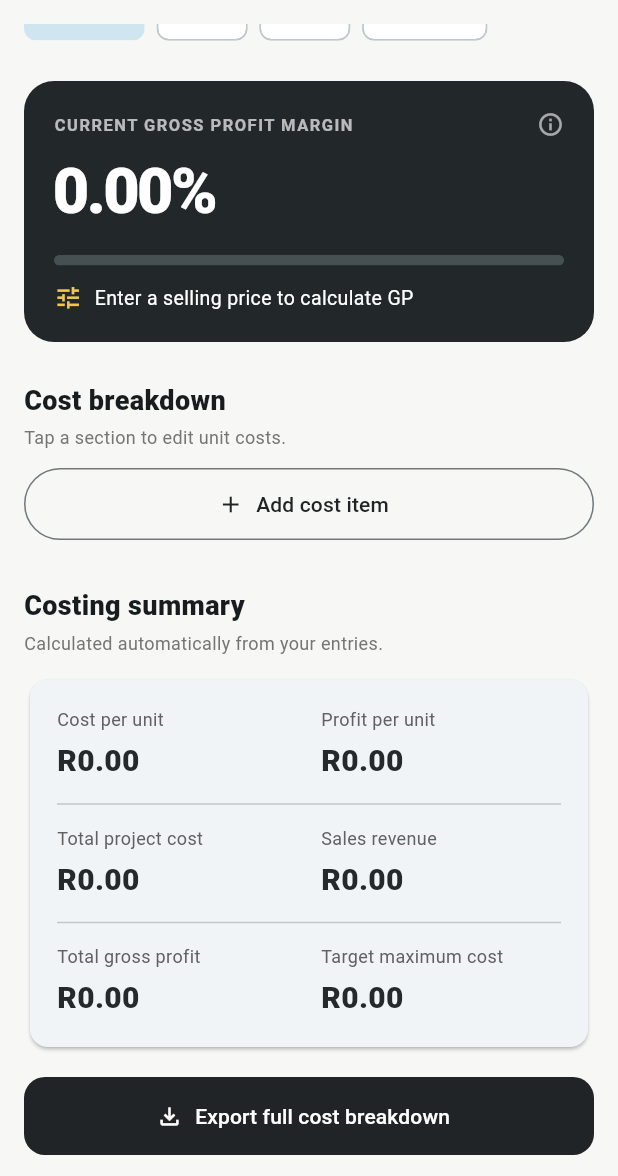
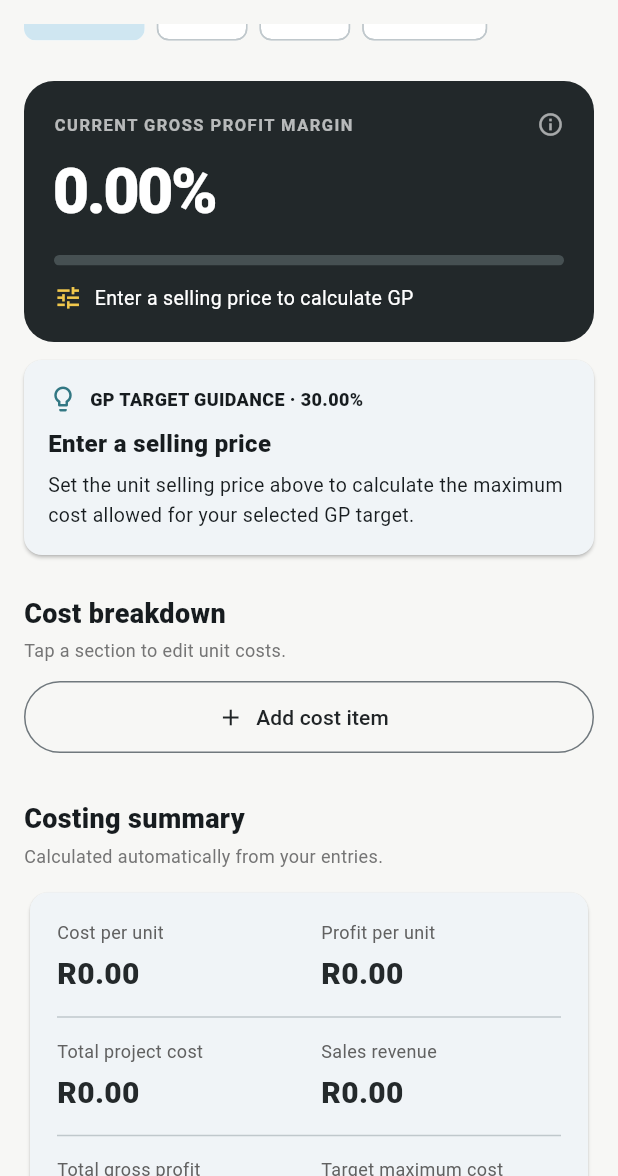
Before and after one commit to kudzanail41-oss/costing_studio, a Flutter app: the screen it shows after launch, scrolled down 576 dp, on a phone screen of 412 x 824 dp, the part 60-1236 px from its top. Run offline on Flutter 3.47's test engine with Material 3 defaults, Android fonts, the phone set to English and light mode, and no system bars; our stand-ins replace image_picker, pdf, shared_preferences; missing offline and left inert: file_saver.

Commit message:
Add GP target adjustment guidance

```diff
--- a/lib/models/costing_project.dart
+++ b/lib/models/costing_project.dart
@@ -62,9 +62,26 @@ class CostingProject {
   double get projectProfit => revenue - projectCost;
   double get gpMargin => sellingPrice <= 0 ? 0 : profitPerUnit / sellingPrice * 100;
   double get maximumCostForTarget => sellingPrice * (1 - targetMargin / 100);
-  double get reductionRequired => math.max(0, costPerUnit - maximumCostForTarget);
+  /// Money available for extra production costs per unit while maintaining
+  /// at least the selected GP target. Never changes the entered cost lines.
+  double get availableCostHeadroom =>
+      sellingPrice <= 0 ? 0 : math.max(0, maximumCostForTarget - costPerUnit);
+  double get availableProjectHeadroom => availableCostHeadroom * quantity;
+  double get reductionRequired =>
+      sellingPrice <= 0 ? 0 : math.max(0, costPerUnit - maximumCostForTarget);
+  double get projectReductionRequired => reductionRequired * quantity;
   double get requiredSellingPrice =>
       targetMargin >= 100 ? double.infinity : costPerUnit / (1 - targetMargin / 100);
+  /// If current GP is below target, the extra selling price needed per unit.
+  double get priceIncreaseRequired => sellingPrice <= 0 ||
+          !requiredSellingPrice.isFinite
+      ? 0 : math.max(0, requiredSellingPrice - sellingPrice);
+  /// If current GP is above target, how much price could decrease per unit.
+  double get possiblePriceDecrease => sellingPrice <= 0 ||
+          !requiredSellingPrice.isFinite
+      ? 0 : math.max(0, sellingPrice - requiredSellingPrice);
+  /// GP percentage points above or below the selected margin.
+  double get marginDifference => gpMargin - targetMargin;
   bool get targetMet => sellingPrice > 0 && gpMargin + 0.000001 >= targetMargin;
 
   Map<String, dynamic> toJson() => {
--- a/lib/screens/costing_home_screen.dart
+++ b/lib/screens/costing_home_screen.dart
@@ -211,11 +211,107 @@ class _CostingHomeScreenState extends State<CostingHomeScreen> {
           const SizedBox(width: 8),
           Expanded(child: Text(
               p.sellingPrice <= 0 ? 'Enter a selling price to calculate GP' :
-              good ? 'Target achieved · ${marginText(p.targetMargin)}' :
+              good ? 'At or above target · ${marginText(p.targetMargin)}' :
               'Target ${marginText(p.targetMargin)} · Reduce costs by ${rand(p.reductionRequired)} / unit',
               style: const TextStyle(color: Colors.white, fontSize: 13))),
         ]),
       ]),
+    );
+  }
+
+  /// Always show guidance for the selected target, even when current GP is
+  /// already greater than 30/40/50%. This is advisory; no costs are edited.
+  Widget _targetAdviceCard(CostingProject p) {
+    final hasPrice = p.sellingPrice > 0;
+    final hasCosts = p.costs.isNotEmpty && p.costPerUnit > 0;
+    final shortfall = p.reductionRequired > 0.005;
+    final headroom = p.availableCostHeadroom > 0.005;
+
+    Widget numberRow(String label, String value) => Padding(
+      padding: const EdgeInsets.symmetric(vertical: 5),
+      child: Row(crossAxisAlignment: CrossAxisAlignment.start, children: [
+        Expanded(child: Text(label,
+            style: const TextStyle(fontSize: 12, color: Color(0xFF5E686B)))),
+        const SizedBox(width: 10),
+        Text(value, style: const TextStyle(
+            fontSize: 13, fontWeight: FontWeight.w800)),
+      ]),
+    );
+
+    final title = !hasPrice ? 'Enter a selling price' :
+        !hasCosts ? 'Add your production costs' :
+        shortfall ? 'A cost adjustment is needed' :
+        headroom ? 'You are above your GP target' :
+        'You are on your GP target';
+
+    String explanation;
+    if (!hasPrice) {
+      explanation = 'Set the unit selling price above to calculate the '
+          'maximum cost allowed for your selected GP target.';
+    } else if (!hasCosts) {
+      explanation = 'Add cost items to receive realistic suggestions. '
+          'A zero-cost product gives a misleading GP margin.';
+    } else if (shortfall) {
+      explanation = 'To reach ${marginText(p.targetMargin)} while keeping '
+          'the selling price at ${rand(p.sellingPrice)}, reduce production '
+          'costs by ${rand(p.reductionRequired)} per unit '
+          '(${rand(p.projectReductionRequired)} for ${p.quantity} units). '
+          'Alternatively, raise the selling price by '
+          '${rand(p.priceIncreaseRequired)} to at least '
+          '${rand(p.requiredSellingPrice)} per unit.';
+    } else if (headroom) {
+      explanation = 'Your current GP is ${marginText(p.gpMargin)}, which is '
+          '${p.marginDifference.toStringAsFixed(2)} percentage points above '
+          'your ${marginText(p.targetMargin)} target. You can accommodate '
+          'up to ${rand(p.availableCostHeadroom)} MORE production cost per '
+          'unit (${rand(p.availableProjectHeadroom)} overall) before falling '
+          'below the target. Or, keeping costs fixed, you could reduce your '
+          'selling price to ${rand(p.requiredSellingPrice)} per unit. '
+          'Neither adjustment is required.';
+    } else {
+      explanation = 'Your existing costs and selling price already produce '
+          'the selected ${marginText(p.targetMargin)} GP target. There is '
+          'no extra cost allowance at this price.';
+    }
+
+    return Card(
+      margin: EdgeInsets.zero,
+      child: Padding(
+        padding: const EdgeInsets.all(16),
+        child: Column(crossAxisAlignment: CrossAxisAlignment.start, children: [
+          Row(children: [
+            Icon(shortfall ? Icons.tune_outlined : Icons.lightbulb_outline,
+                size: 20, color: const Color(0xFF327783)),
+            const SizedBox(width: 8),
+            Expanded(child: Text('GP TARGET GUIDANCE · '
+                '${marginText(p.targetMargin)}',
+                style: const TextStyle(fontSize: 12,
+                    fontWeight: FontWeight.w800))),
+          ]),
+          const SizedBox(height: 8),
+          Text(title, style: const TextStyle(
+              fontWeight: FontWeight.w800, fontSize: 16)),
+          const SizedBox(height: 7),
+          Text(explanation, style: const TextStyle(fontSize: 13, height: 1.5)),
+          if (hasPrice && hasCosts) ...[
+            const Divider(height: 22),
+            numberRow('Current cost per unit', rand(p.costPerUnit)),
+            numberRow('Maximum cost at ${marginText(p.targetMargin)} GP',
+                rand(p.maximumCostForTarget)),
+            numberRow(shortfall ? 'Cost reduction required / unit' :
+                'Extra cost allowance / unit',
+                rand(shortfall ? p.reductionRequired : p.availableCostHeadroom)),
+            numberRow('Selling price for target GP',
+                p.requiredSellingPrice.isFinite
+                    ? rand(p.requiredSellingPrice) : 'N/A'),
+            const SizedBox(height: 8),
+            const Text('These are budget comparisons, not automatic changes. '
+                'Edit individual cost items below to test your figures.',
+                style: TextStyle(fontSize: 11,
+                    color: Color(0xFF626D70), height: 1.5)),
+          ],
+        ]),
+      ),
     );
   }
 
@@ -408,6 +504,8 @@ class _CostingHomeScreenState extends State<CostingHomeScreen> {
             _targetSelector(p),
             const SizedBox(height: 22),
             _overviewCard(p),
+            const SizedBox(height: 12),
+            _targetAdviceCard(p),
             const SizedBox(height: 18),
             _sectionHeader('Cost breakdown', 'Tap a section to edit unit costs.'),
             _costGroups(p),
@@ -435,10 +533,12 @@ class _CostingHomeScreenState extends State<CostingHomeScreen> {
                 const SizedBox(width: 16),
                 Expanded(child: _metric('Target maximum cost', rand(p.maximumCostForTarget))),
               ]),
-              if (!p.targetMet && p.sellingPrice > 0) ...[
+              if (p.sellingPrice > 0 && p.costPerUnit > 0) ...[
                 const Divider(height: 28),
                 Align(alignment: Alignment.centerLeft,
-                  child: Text('To achieve ${marginText(p.targetMargin)} at these costs, the selling price would need to be ${rand(p.requiredSellingPrice)} per unit. Alternatively reduce unit costs by ${rand(p.reductionRequired)}.',
+                  child: Text(p.reductionRequired > 0.005
+                      ? 'To reach the selected margin, reduce unit costs by ${rand(p.reductionRequired)} or increase unit selling price to ${rand(p.requiredSellingPrice)}.'
+                      : 'Additional cost budget available per unit while maintaining the selected margin: ${rand(p.availableCostHeadroom)}. No changes are required.',
                     style: const TextStyle(fontSize: 12, height: 1.5))),
               ],
             ]))),
--- a/lib/services/costing_export.dart
+++ b/lib/services/costing_export.dart
@@ -92,6 +92,9 @@ class CostingExport {
       ['Target met?', project.targetMet ? 'Yes' : 'No'],
       ['Maximum cost per unit at target (ZAR)', _number(project.maximumCostForTarget)],
       ['Cost reduction needed per unit (ZAR)', _number(project.reductionRequired)],
+      ['Total project cost reduction needed (ZAR)', _number(project.projectReductionRequired)],
+      ['Additional cost allowance per unit (ZAR)', _number(project.availableCostHeadroom)],
+      ['Additional project cost allowance (ZAR)', _number(project.availableProjectHeadroom)],
       ['Required selling price at target (ZAR)',
         project.requiredSellingPrice.isFinite ? _number(project.requiredSellingPrice) : 'N/A'],
       [],
@@ -281,6 +284,8 @@ class CostingExport {
             labelledValue('Target achieved', project.targetMet ? 'Yes' : 'No'),
             labelledValue('Maximum unit cost at target', money(project.maximumCostForTarget)),
             labelledValue('Cost reduction required per unit', money(project.reductionRequired)),
+            labelledValue('Additional cost allowance per unit', money(project.availableCostHeadroom)),
+            labelledValue('Additional project cost allowance', money(project.availableProjectHeadroom)),
             labelledValue('Required selling price at target',
                 project.requiredSellingPrice.isFinite
                     ? money(project.requiredSellingPrice) : 'N/A'),
```
Also changed, not shown: 1 other file.
